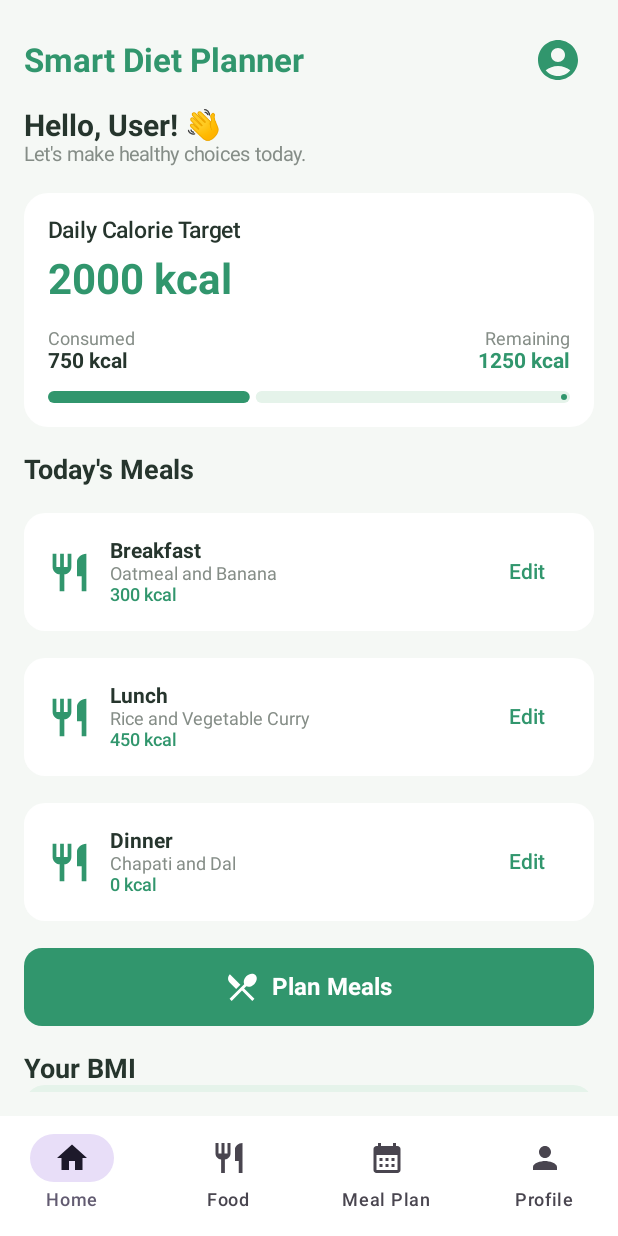
After one commit to charithathalakola-app/SmartDietPlanner, an Android app built with Jetpack Compose: the HomeActivity screen opened directly, with no data from a screen before it, on a phone screen of 412 x 824 dp. The commit adds this screen. Run offline under Robolectric (Android 15) with nearby library versions, the phone set to English and light mode, and no system bars.

Commit message:
Implemented HomeScreen with options like Summary, Plan Meals and navigation bar

```diff
--- a/app/build.gradle.kts
+++ b/app/build.gradle.kts
@@ -66,4 +66,7 @@ dependencies {
     debugImplementation(libs.androidx.compose.ui.tooling)
     debugImplementation(libs.androidx.compose.ui.test.manifest)
     implementation("androidx.compose:compose-bom:latest-version")
+
+    implementation("androidx.compose.material3:material3")
+    implementation("androidx.compose.material:material-icons-extended")
 }
--- a/app/src/main/AndroidManifest.xml
+++ b/app/src/main/AndroidManifest.xml
@@ -30,6 +30,10 @@
             android:name=".RegisterActivity"
             android:exported="false"
             android:windowSoftInputMode="adjustResize" />
+        <activity
+            android:name=".HomeActivity"
+            android:exported="false"
+            android:windowSoftInputMode="adjustResize" />
     </application>
 
 </manifest>
--- /dev/null
+++ b/app/src/main/java/project/smartdietplanner/s3619123charitha/HomeActivity.kt
@@ -0,0 +1,521 @@
+package project.smartdietplanner.s3619123charitha
+
+import android.os.Bundle
+import androidx.activity.ComponentActivity
+import androidx.activity.compose.setContent
+import androidx.activity.enableEdgeToEdge
+import androidx.appcompat.app.AppCompatActivity
+import androidx.core.view.ViewCompat
+import androidx.core.view.WindowInsetsCompat
+import androidx.compose.foundation.layout.*
+import androidx.compose.foundation.lazy.LazyColumn
+import androidx.compose.foundation.shape.RoundedCornerShape
+import androidx.compose.material.icons.Icons
+import androidx.compose.material.icons.filled.*
+import androidx.compose.material3.*
+import androidx.compose.runtime.*
+import androidx.compose.ui.Alignment
+import androidx.compose.ui.Modifier
+import androidx.compose.ui.graphics.Color
+import androidx.compose.ui.text.font.FontWeight
+import androidx.compose.ui.tooling.preview.Preview
+import androidx.compose.ui.unit.dp
+import androidx.compose.ui.unit.sp
+import project.smartdietplanner.s3619123charitha.ui.theme.SmartDietPlanner
+
+
+class HomeActivity : ComponentActivity() {
+    override fun onCreate(savedInstanceState: Bundle?) {
+        super.onCreate(savedInstanceState)
+        setContent {
+            DietHomeScreen()
+        }
+
+    }
+}
+
+// COLORS
+
+val DietGreen = Color(0xFF31966D)
+val DietBackground = Color(0xFFF5F8F5)
+val LightGreen = Color(0xFFE5F3EA)
+val DietText = Color(0xFF26352D)
+val GrayText = Color(0xFF858D87)
+
+// MEAL MODEL
+
+data class Meal(
+    val name: String,
+    val food: String,
+    val calories: Int
+)
+
+// SAMPLE MEAL DATA
+
+val sampleMeals = listOf(
+    Meal("Breakfast", "Oatmeal and Banana", 300),
+    Meal("Lunch", "Rice and Vegetable Curry", 450),
+    Meal("Dinner", "Chapati and Dal", 0)
+)
+
+// MAIN SCREEN
+
+@Composable
+fun DietHomeScreen(
+    meals: List<Meal> = sampleMeals,
+    onProfileClick: () -> Unit = {},
+    onPlanMealsClick: () -> Unit = {},
+    onAddFoodClick: (String) -> Unit = {},
+    onBmiClick: () -> Unit = {},
+    onFoodClick: () -> Unit = {},
+    onMealPlanClick: () -> Unit = {},
+    onHomeClick: () -> Unit = {}
+) {
+
+    val calorieTarget = 2000
+
+    val caloriesConsumed = meals.sumOf { it.calories }
+
+    val caloriesRemaining =
+        (calorieTarget - caloriesConsumed).coerceAtLeast(0)
+
+    Scaffold(
+        containerColor = DietBackground,
+
+        bottomBar = {
+
+            NavigationBar(
+                containerColor = Color.White
+            ) {
+
+                NavigationBarItem(
+                    selected = true,
+                    onClick = onHomeClick,
+                    icon = {
+                        Icon(Icons.Default.Home, null)
+                    },
+                    label = {
+                        Text("Home")
+                    }
+                )
+
+                NavigationBarItem(
+                    selected = false,
+                    onClick = onFoodClick,
+                    icon = {
+                        Icon(Icons.Default.Restaurant, null)
+                    },
+                    label = {
+                        Text("Food")
+                    }
+                )
+
+                NavigationBarItem(
+                    selected = false,
+                    onClick = onMealPlanClick,
+                    icon = {
+                        Icon(Icons.Default.CalendarMonth, null)
+                    },
+                    label = {
+                        Text("Meal Plan")
+                    }
+                )
+
+                NavigationBarItem(
+                    selected = false,
+                    onClick = onProfileClick,
+                    icon = {
+                        Icon(Icons.Default.Person, null)
+                    },
+                    label = {
+                        Text("Profile")
+                    }
+                )
+            }
+        }
+
+    ) { padding ->
+
+        LazyColumn(
+            modifier = Modifier
+                .fillMaxSize()
+                .padding(padding)
+                .padding(16.dp),
+
+            verticalArrangement = Arrangement.spacedBy(18.dp)
+        ) {
+
+            // TOP BAR
+
+            item {
+
+                Row(
+                    modifier = Modifier.fillMaxWidth(),
+                    horizontalArrangement = Arrangement.SpaceBetween,
+                    verticalAlignment = Alignment.CenterVertically
+                ) {
+
+                    Text(
+                        "Smart Diet Planner",
+                        fontSize = 22.sp,
+                        fontWeight = FontWeight.Bold,
+                        color = DietGreen
+                    )
+
+                    IconButton(
+                        onClick = onProfileClick
+                    ) {
+                        Icon(
+                            Icons.Default.AccountCircle,
+                            contentDescription = "Profile",
+                            tint = DietGreen,
+                            modifier = Modifier.size(32.dp)
+                        )
+                    }
+                }
+
+                Spacer(Modifier.height(8.dp))
+
+                Text(
+                    "Hello, User! 👋",
+                    fontSize = 20.sp,
+                    fontWeight = FontWeight.Bold,
+                    color = DietText
+                )
+
+                Text(
+                    "Let's make healthy choices today.",
+                    fontSize = 13.sp,
+                    color = GrayText
+                )
+            }
+
+            // CALORIE SUMMARY
+
+            item {
+
+                Card(
+                    modifier = Modifier.fillMaxWidth(),
+                    shape = RoundedCornerShape(16.dp),
+                    colors = CardDefaults.cardColors(
+                        containerColor = Color.White
+                    )
+                ) {
+
+                    Column(
+                        modifier = Modifier.padding(16.dp)
+                    ) {
+
+                        Text(
+                            "Daily Calorie Target",
+                            fontSize = 15.sp,
+                            color = DietText,
+                            fontWeight = FontWeight.SemiBold
+                        )
+
+                        Spacer(Modifier.height(8.dp))
+
+                        Text(
+                            "$calorieTarget kcal",
+                            fontSize = 28.sp,
+                            fontWeight = FontWeight.Bold,
+                            color = DietGreen
+                        )
+
+                        Spacer(Modifier.height(16.dp))
+
+                        Row(
+                            modifier = Modifier.fillMaxWidth(),
+                            horizontalArrangement = Arrangement.SpaceBetween
+                        ) {
+
+                            Column {
+                                Text(
+                                    "Consumed",
+                                    color = GrayText,
+                                    fontSize = 12.sp
+                                )
+
+                                Text(
+                                    "$caloriesConsumed kcal",
+                                    fontWeight = FontWeight.Bold,
+                                    color = DietText
+                                )
+                            }
+
+                            Column(
+                                horizontalAlignment = Alignment.End
+                            ) {
+                                Text(
+                                    "Remaining",
+                                    color = GrayText,
+                                    fontSize = 12.sp
+                                )
+
+                                Text(
+                                    "$caloriesRemaining kcal",
+                                    fontWeight = FontWeight.Bold,
+                                    color = DietGreen
+                                )
+                            }
+                        }
+
+                        Spacer(Modifier.height(12.dp))
+
+                        LinearProgressIndicator(
+                            progress = {
+                                (caloriesConsumed.toFloat() /
+                                        calorieTarget).coerceIn(0f, 1f)
+                            },
+                            modifier = Modifier
+                                .fillMaxWidth()
+                                .height(8.dp),
+                            color = DietGreen,
+                            trackColor = LightGreen
+                        )
+                    }
+                }
+            }
+
+            // MEALS TITLE
+
+            item {
+
+                Text(
+                    "Today's Meals",
+                    fontSize = 18.sp,
+                    fontWeight = FontWeight.Bold,
+                    color = DietText
+                )
+            }
+
+            // MEAL CARDS
+
+            items(3) { index ->
+
+                val meal = meals.getOrNull(index)
+                    ?: listOf("Breakfast", "Lunch", "Dinner")[index].let {
+                        Meal(it, "", 0)
+                    }
+
+                MealCard(
+                    meal = meal,
+                    onAddFood = {
+                        onAddFoodClick(meal.name)
+                    }
+                )
+            }
+
+            // PLAN MEALS BUTTON
+
+            item {
+
+                Button(
+                    onClick = onPlanMealsClick,
+                    modifier = Modifier
+                        .fillMaxWidth()
+                        .height(52.dp),
+                    colors = ButtonDefaults.buttonColors(
+                        containerColor = DietGreen
+                    ),
+                    shape = RoundedCornerShape(12.dp)
+                ) {
+
+                    Icon(
+                        Icons.Default.RestaurantMenu,
+                        contentDescription = null
+                    )
+
+                    Spacer(Modifier.width(8.dp))
+
+                    Text(
+                        "Plan Meals",
+                        fontSize = 16.sp,
+                        fontWeight = FontWeight.Bold
+                    )
+                }
+            }
+
+            // BMI SECTION
+
+            item {
+
+                Text(
+                    "Your BMI",
+                    fontSize = 18.sp,
+                    fontWeight = FontWeight.Bold,
+                    color = DietText
+                )
+
+                BmiCard(
+                    onClick = onBmiClick
+                )
+            }
+        }
+    }
+}
+
+// MEAL CARD
+
+@Composable
+fun MealCard(
+    meal: Meal,
+    onAddFood: () -> Unit
+) {
+
+    Card(
+        modifier = Modifier.fillMaxWidth(),
+        shape = RoundedCornerShape(14.dp),
+        colors = CardDefaults.cardColors(
+            containerColor = Color.White
+        )
+    ) {
+
+        Row(
+            modifier = Modifier
+                .fillMaxWidth()
+                .padding(15.dp),
+
+            verticalAlignment = Alignment.CenterVertically
+        ) {
+
+            Icon(
+                Icons.Default.Restaurant,
+                contentDescription = null,
+                tint = DietGreen,
+                modifier = Modifier.size(30.dp)
+            )
+
+            Spacer(Modifier.width(12.dp))
+
+            Column(
+                modifier = Modifier.weight(1f)
+            ) {
+
+                Text(
+                    meal.name,
+                    fontWeight = FontWeight.Bold,
+                    color = DietText
+                )
+
+                if (meal.food.isNotBlank()) {
+
+                    Text(
+                        meal.food,
+                        fontSize = 12.sp,
+                        color = GrayText
+                    )
+
+                    Text(
+                        "${meal.calories} kcal",
+                        fontSize = 12.sp,
+                        color = DietGreen,
+                        fontWeight = FontWeight.SemiBold
+                    )
+
+                } else {
+
+                    Text(
+                        "No food added yet",
+                        fontSize = 12.sp,
+                        color = GrayText
+                    )
+                }
+            }
+
+            TextButton(
+                onClick = onAddFood
+            ) {
+
+                Text(
+                    if (meal.food.isBlank()) "Add Food" else "Edit",
+                    color = DietGreen
+                )
+            }
+        }
+    }
+}
+
+// BMI CARD
+
+@Composable
+fun BmiCard(
+    onClick: () -> Unit
+) {
+
+    Card(
+        modifier = Modifier.fillMaxWidth(),
+        shape = RoundedCornerShape(14.dp),
+        colors = CardDefaults.cardColors(
+            containerColor = LightGreen
+        )
+    ) {
+
+        Column(
+            modifier = Modifier.padding(16.dp)
+        ) {
+
+            Row(
+                modifier = Modifier.fillMaxWidth(),
+                horizontalArrangement = Arrangement.SpaceBetween,
+                verticalAlignment = Alignment.CenterVertically
+            ) {
+
+                Column {
+
+                    Text(
+                        "Current BMI",
+                        fontSize = 13.sp,
+                        color = GrayText
+                    )
+
+                    Text(
+                        "22.5",
+                        fontSize = 28.sp,
+                        fontWeight = FontWeight.Bold,
+                        color = DietGreen
+                    )
+
+                    Text(
+                        "Normal",
+                        fontSize = 13.sp,
+                        fontWeight = FontWeight.SemiBold,
+                        color = DietText
+                    )
+                }
+
+                Icon(
+                    Icons.Default.MonitorWeight,
+                    contentDescription = null,
+                    tint = DietGreen,
+                    modifier = Modifier.size(40.dp)
+                )
+            }
+
+            Spacer(Modifier.height(12.dp))
+
+            OutlinedButton(
+                onClick = onClick,
+                modifier = Modifier.fillMaxWidth(),
+                shape = RoundedCornerShape(10.dp)
+            ) {
+
+                Text("Calculate BMI")
+            }
+        }
+    }
+}
+
+// PREVIEW
+
+@Preview(
+    showBackground = true,
+    showSystemUi = true
+)
+@Composable
+fun DietHomePreview() {
+
+    MaterialTheme {
+        DietHomeScreen()
+    }
+}
--- a/app/src/main/java/project/smartdietplanner/s3619123charitha/LoginActivity.kt
+++ b/app/src/main/java/project/smartdietplanner/s3619123charitha/LoginActivity.kt
@@ -42,6 +42,7 @@ import androidx.compose.ui.tooling.preview.Preview
 import androidx.compose.ui.unit.dp
 import androidx.compose.ui.unit.sp
 import com.google.firebase.database.FirebaseDatabase
+import project.smartdietplanner.s3619123charitha.UserAccountData.saveLoginStatus
 import project.smartdietplanner.s3619123charitha.ui.theme.BgShade
 import project.smartdietplanner.s3619123charitha.ui.theme.SmartDietPlanner
 import kotlin.jvm.java
@@ -228,10 +229,13 @@ fun loginUser(userData: UserData, context: Context, onLoginSuccess: () -> Unit={
             if (dbData != null) {
                 if (dbData.password == userData.password) {
 
-//                    AppUserData.saveLoginStatus(context, true)
-//                    AppUserData.saveUserName(context, dbData.name)
-//                    AppUserData.saveUserEmail(context, dbData.emailid)
+                    UserAccountData.saveLoginStatus(context,true)
+                    UserAccountData.saveUserName(context,dbData.name)
+                    UserAccountData.saveUserEmail(context,dbData.email)
+
                     Toast.makeText(context, "Login Successful", Toast.LENGTH_SHORT).show()
+
+                    context.startActivity(Intent(context, HomeActivity::class.java))
 
                     onLoginSuccess.invoke()
 
--- a/app/src/main/java/project/smartdietplanner/s3619123charitha/RegisterActivity.kt
+++ b/app/src/main/java/project/smartdietplanner/s3619123charitha/RegisterActivity.kt
@@ -311,7 +311,9 @@ fun registerUser(userData: UserData, context: Context,onRegistered: () -> Unit={
                 Toast.makeText(context, "You Registered Successfully", Toast.LENGTH_SHORT)
                     .show()
 
-                onRegistered.invoke()
+                context.startActivity(Intent(context, LoginActivity::class.java))
+                (context as Activity).finish()
+
 
             } else {
                 Toast.makeText(
--- /dev/null
+++ b/app/src/main/java/project/smartdietplanner/s3619123charitha/UserAccountData.kt
@@ -0,0 +1,44 @@
+package project.smartdietplanner.s3619123charitha
+
+import android.content.Context
+
+object UserAccountData {
+
+    private const val PREF_NAME = "TESTER_PREFS"
+    private const val KEY_LOGIN_STATUS = "TESTER_LOGIN_STATUS"
+    private const val DATA_STATUS = "DATA_LOGIN_STATUS"
+    private const val KEY_USER_NAME = "TESTER_USERNAME"
+    private const val KEY_USER_EMAIL = "TESTER_USEREMAIL"
+
+    fun saveLoginStatus(context: Context, isLoggedIn: Boolean) {
+        val prefs = context.getSharedPreferences(PREF_NAME, Context.MODE_PRIVATE)
+        prefs.edit().putBoolean(KEY_LOGIN_STATUS, isLoggedIn).apply()
+    }
+
+    fun getLoginStatus(context: Context): Boolean {
+        val prefs = context.getSharedPreferences(PREF_NAME, Context.MODE_PRIVATE)
+        return prefs.getBoolean(KEY_LOGIN_STATUS, false)
+    }
+
+    fun saveUserName(context: Context, name: String) {
+        val prefs = context.getSharedPreferences(PREF_NAME, Context.MODE_PRIVATE)
+        prefs.edit().putString(KEY_USER_NAME, name).apply()
+    }
+
+    fun getUserName(context: Context): String {
+        val prefs = context.getSharedPreferences(PREF_NAME, Context.MODE_PRIVATE)
+        return prefs.getString(KEY_USER_NAME, "") ?: ""
+    }
+
+    fun saveUserEmail(context: Context, email: String) {
+        val prefs = context.getSharedPreferences(PREF_NAME, Context.MODE_PRIVATE)
+        prefs.edit().putString(KEY_USER_EMAIL, email).apply()
+    }
+
+    fun getUserEmail(context: Context): String {
+        val prefs = context.getSharedPreferences(PREF_NAME, Context.MODE_PRIVATE)
+        return prefs.getString(KEY_USER_EMAIL, "") ?: ""
+    }
+
+
+}
```
